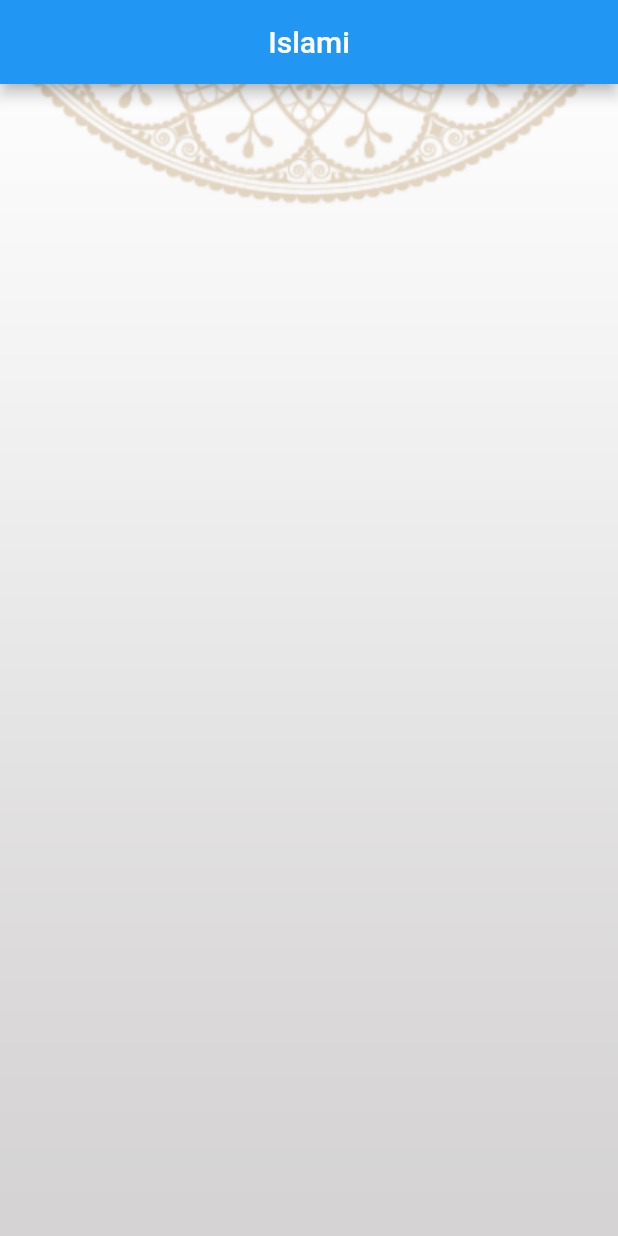
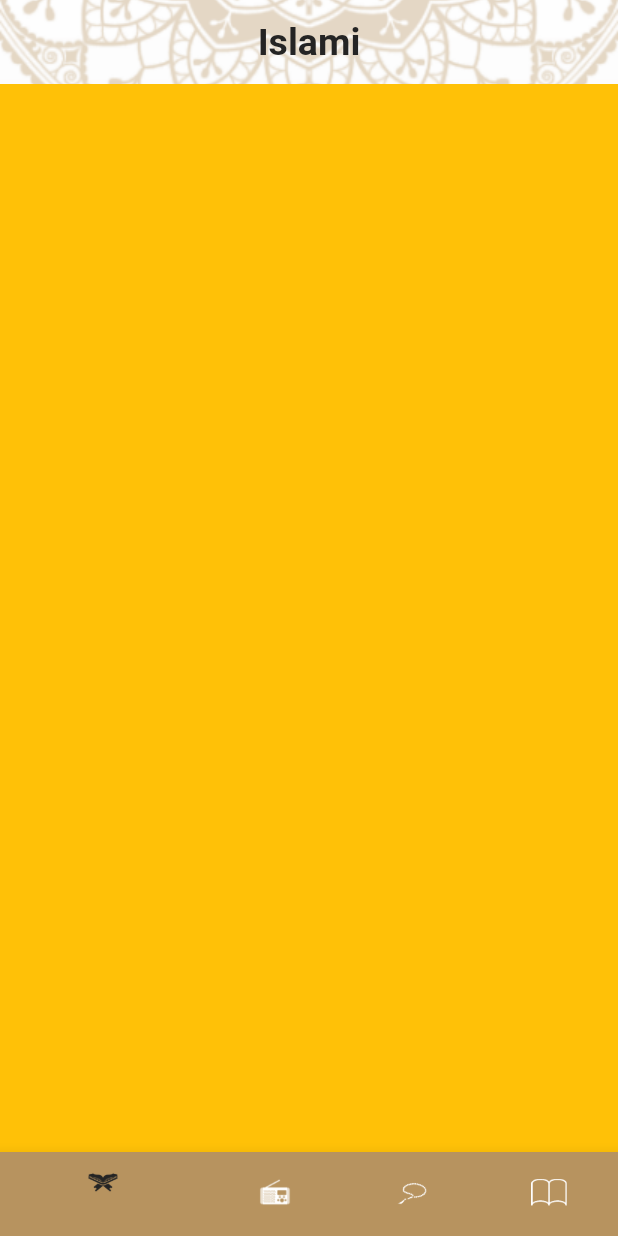
Before and after one commit to saraali319/islami, a Flutter app: the screen it shows after launch, on a phone screen of 412 x 824 dp. Run offline on Flutter 3.47's test engine with Material 2 defaults, Android fonts, the phone set to English and light mode, and no system bars.

```diff
--- /dev/null
+++ b/lib/home/homescrren.dart
@@ -0,0 +1,60 @@
+import 'package:flutter/cupertino.dart';
+import 'package:flutter/material.dart';
+import 'package:islami/home/tabs/alhadeth.dart';
+import 'package:islami/home/tabs/quran.dart';
+import 'package:islami/home/tabs/radio.dart';
+import 'package:islami/home/tabs/sebha.dart';
+import 'package:islami/my_theme_data.dart';
+
+class HomeScreen extends StatefulWidget {
+ static const String routeName='homescreen';
+
+  @override
+  State<HomeScreen> createState() => _HomeScreenState();
+}
+
+class _HomeScreenState extends State<HomeScreen> {
+ //change when cleck
+ int currentIndex=0;
+
+  @override
+  Widget build(BuildContext context) {
+    return Stack(
+      children:[
+        Image.asset('assests/images/background.png',width: double.infinity,fit:BoxFit.fitWidth),
+        Scaffold(
+          //if i want to change this screen background only
+          //backgroundColor: Colors.transparent,
+        appBar: AppBar(
+          title: Text("Islami",style: Theme.of(context).textTheme.headline1,),
+          centerTitle: true,
+        ),
+          bottomNavigationBar: BottomNavigationBar(
+            onTap:(index){
+              currentIndex=index;
+              setState(() {
+
+              });
+            },
+            currentIndex: currentIndex,
+            // but this way doesn't work
+            //backgroundColor: MyThemeData.gold,
+            items: [
+              BottomNavigationBarItem(icon: ImageIcon(AssetImage('assests/images/quran.png')),label: "",backgroundColor: MyThemeData.gold),
+              BottomNavigationBarItem(icon: ImageIcon(AssetImage('assests/images/radio.png')),label: "",backgroundColor: MyThemeData.gold),
+              BottomNavigationBarItem(icon: ImageIcon(AssetImage('assests/images/sebha.png')),label:"",backgroundColor: MyThemeData.gold),
+              BottomNavigationBarItem(icon: ImageIcon(AssetImage('assests/images/ahadeth.png')),label: "",backgroundColor: MyThemeData.gold),
+
+            ],
+          ),
+          body:tabs[currentIndex] ,
+      ),]
+    );
+  }
+  List<Widget>tabs=[
+    QuranScreen(),
+    RadioScreen(),
+    SebhaScreen(),
+    AhadethScreen(),
+  ];
+}
--- /dev/null
+++ b/lib/home/tabs/quran.dart
@@ -0,0 +1,13 @@
+import 'package:flutter/cupertino.dart';
+import 'package:flutter/material.dart';
+
+class  QuranScreen extends StatelessWidget {
+
+
+  @override
+  Widget build(BuildContext context) {
+    return Container(
+      color: Colors.amber,
+    );
+  }
+}
--- a/lib/homescrren.dart
+++ /dev/null
@@ -1,23 +0,0 @@
-import 'package:flutter/cupertino.dart';
-import 'package:flutter/material.dart';
-
-class HomeScreen extends StatelessWidget {
- static const String routeName='homescreen';
-
-  @override
-  Widget build(BuildContext context) {
-    return Stack(
-      children:[
-        Image.asset('assests/images/background.png',width: double.infinity,fit:BoxFit.fitWidth),
-        Scaffold(
-          //if i want to change this screen background only
-          //backgroundColor: Colors.transparent,
-        appBar: AppBar(
-          title: Text("Islami"),
-          centerTitle: true,
-
-        ),
-      ),]
-    );
-  }
-}
--- a/lib/main.dart
+++ b/lib/main.dart
@@ -2,7 +2,7 @@ import 'package:flutter/cupertino.dart';
 import 'package:flutter/material.dart';
 import 'package:islami/my_theme_data.dart';
 
-import 'homescrren.dart';
+import 'home/homescrren.dart';
 
 void main(){
   runApp(MaterialApp(
--- a/lib/my_theme_data.dart
+++ b/lib/my_theme_data.dart
@@ -2,16 +2,25 @@ import 'package:flutter/material.dart';
 
 class MyThemeData{
   static const Color colorBlack= Color.fromRGBO(36, 36, 36, 1.0);
+  static const Color gold= Color.fromRGBO(183, 147, 95, 1.0);
 
   static ThemeData lightTheme=ThemeData(
     scaffoldBackgroundColor: Colors.transparent,
     appBarTheme: AppBarTheme(
-
+elevation: 0,
+      backgroundColor: Colors.transparent,
     ),
       textTheme: TextTheme(headline1: TextStyle(
           fontSize: 25,
         color: colorBlack,
-      ))
+        fontWeight: FontWeight.bold,
+
+      )),
+    bottomNavigationBarTheme: BottomNavigationBarThemeData(
+      backgroundColor: gold,
+      selectedItemColor:colorBlack,
+      unselectedItemColor: Colors.white,
+    )
   );
   static ThemeData darkTheme=ThemeData(
       scaffoldBackgroundColor: Colors.transparent,
```
Also changed, not shown: lib/home/tabs/alhadeth.dart (added, +12 -0 lines), lib/home/tabs/radio.dart (added, +12 -0 lines), lib/home/tabs/sebha.dart (added, +12 -0 lines), assests/images/2.0x/ahadeth@2x.png (added), assests/images/2.0x/quran@2x.png (added), assests/images/2.0x/radio@2x.png (added), assests/images/2.0x/sebha@2x.png (added), assests/images/3.0x/ahadeth@3x.png (added), assests/images/3.0x/quran@3x.png (added), assests/images/3.0x/radio@3x.png (added), assests/images/3.0x/sebha@3x.png (added), assests/images/ahadeth.png (added), assests/images/quran.png (added), assests/images/radio.png (added), 1 more files.
